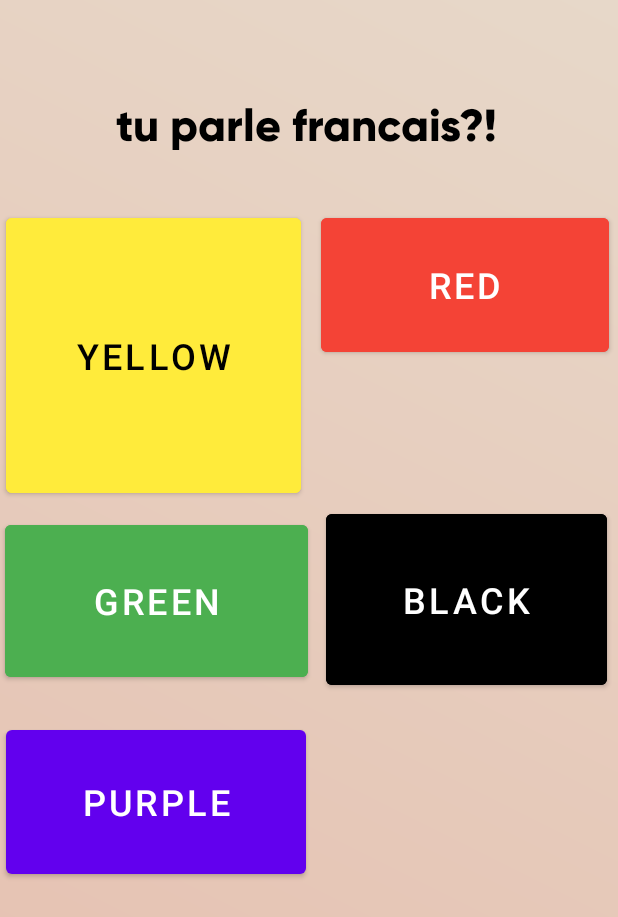
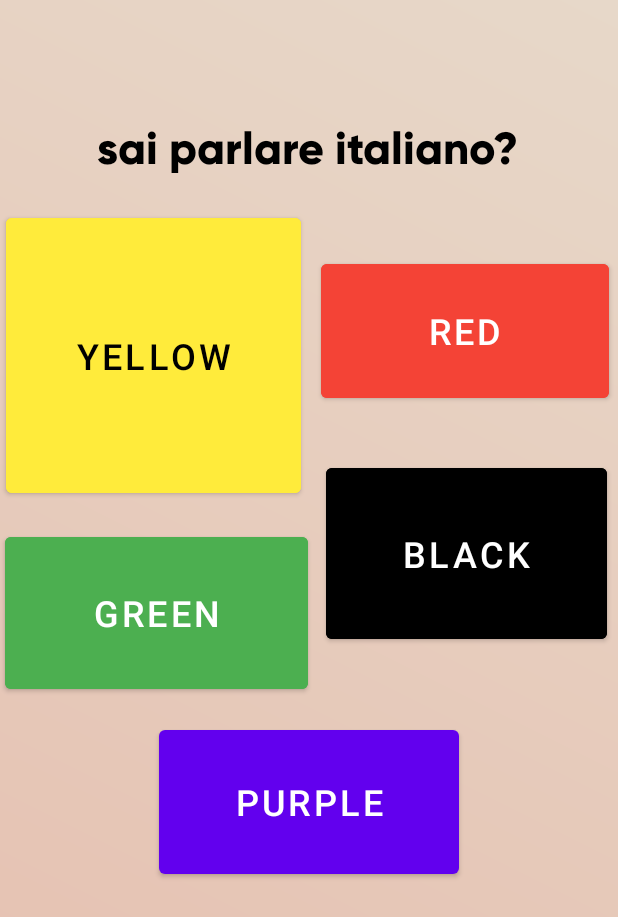
Before and after one commit to aniekan12/anis_italian_teacher_app, an Android app: the screen it shows after launch (MainActivity), on a phone screen of 412 x 824 dp. Shown: the top 917 px of the screen. Run offline under Robolectric (Android 15) with nearby library versions, the phone set to English and light mode, and no system bars.

Commit message:
play sounds

```diff
--- a/app/src/main/res/layout/activity_main.xml
+++ b/app/src/main/res/layout/activity_main.xml
@@ -14,7 +14,7 @@
         android:layout_marginTop="64dp"
         android:layout_marginBottom="37dp"
         android:fontFamily="@font/gilroy_extrabold"
-        android:text="tu parle francais?!"
+        android:text="sai parlare italiano?"
         android:textColor="@color/black"
         android:textSize="30sp"
         app:layout_constraintBottom_toTopOf="@+id/red_btn"
@@ -33,6 +33,7 @@
         android:layout_marginBottom="146dp"
         android:backgroundTint="@color/yellow"
         android:tag="yellow"
+        android:onClick="sayTheColor"
         android:text="yellow"
         android:textColor="@color/black"
         android:textSize="24sp"
@@ -51,10 +52,12 @@
         android:layout_marginTop="139dp"
         android:layout_marginEnd="6dp"
         android:backgroundTint="@color/red"
+        android:onClick="sayTheColor"
         android:tag="red"
         android:text="red"
         android:textSize="24sp"
         app:layout_constraintEnd_toEndOf="parent"
+        app:layout_constraintBottom_toTopOf="@+id/black_button"
         app:layout_constraintStart_toEndOf="@+id/yellow_btn"
         app:layout_constraintTop_toTopOf="parent" />
 
@@ -63,8 +66,10 @@
         android:layout_width="202dp"
         android:layout_height="113dp"
         android:layout_marginStart="4dp"
+        android:layout_marginTop="16dp"
         android:layout_marginEnd="12dp"
         android:layout_marginBottom="357dp"
+        android:onClick="sayTheColor"
         android:backgroundTint="@color/green"
         android:tag="green"
         android:text="green"
@@ -78,26 +83,30 @@
         android:id="@+id/black_button"
         android:layout_width="187dp"
         android:layout_height="126dp"
+        android:layout_marginTop="4dp"
         android:layout_marginEnd="8dp"
         android:layout_marginBottom="361dp"
+        android:onClick="sayTheColor"
         android:backgroundTint="@color/black"
         android:tag="black"
         android:text="black"
         android:textSize="24sp"
         app:layout_constraintBottom_toBottomOf="parent"
         app:layout_constraintEnd_toEndOf="parent"
-        app:layout_constraintStart_toEndOf="@+id/green_btn" />
+        app:layout_constraintStart_toEndOf="@+id/green_btn"
+        app:layout_constraintTop_toBottomOf="@+id/red_btn" />
 
     <Button
         android:id="@+id/purple_button"
         android:layout_width="200dp"
         android:layout_height="108dp"
-        android:layout_marginStart="4dp"
         android:layout_marginBottom="235dp"
         android:tag="purple"
         android:text="purple"
+        android:onClick="sayTheColor"
         android:textSize="24sp"
         app:layout_constraintBottom_toBottomOf="parent"
+        app:layout_constraintEnd_toEndOf="parent"
         app:layout_constraintStart_toStartOf="parent"
         app:layout_constraintTop_toBottomOf="@+id/yellow_btn" />
 
```
Also changed, not shown: app/src/main/java/com/example/anisfrenchteacherapp/MainActivity.kt (+14 -1 lines).
